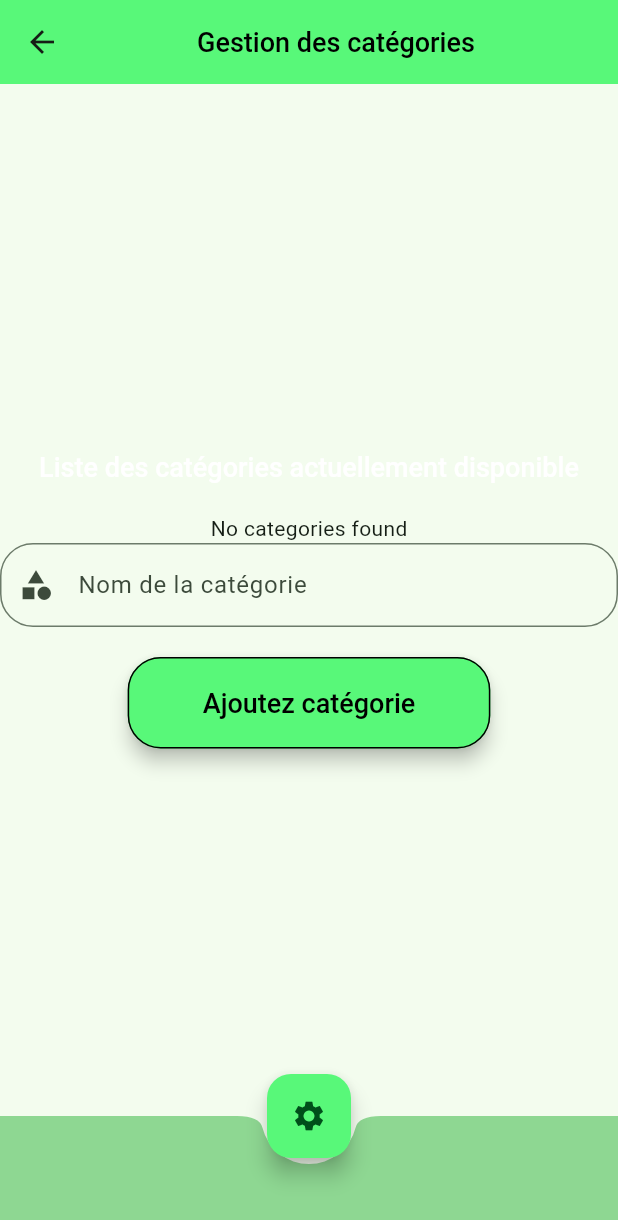
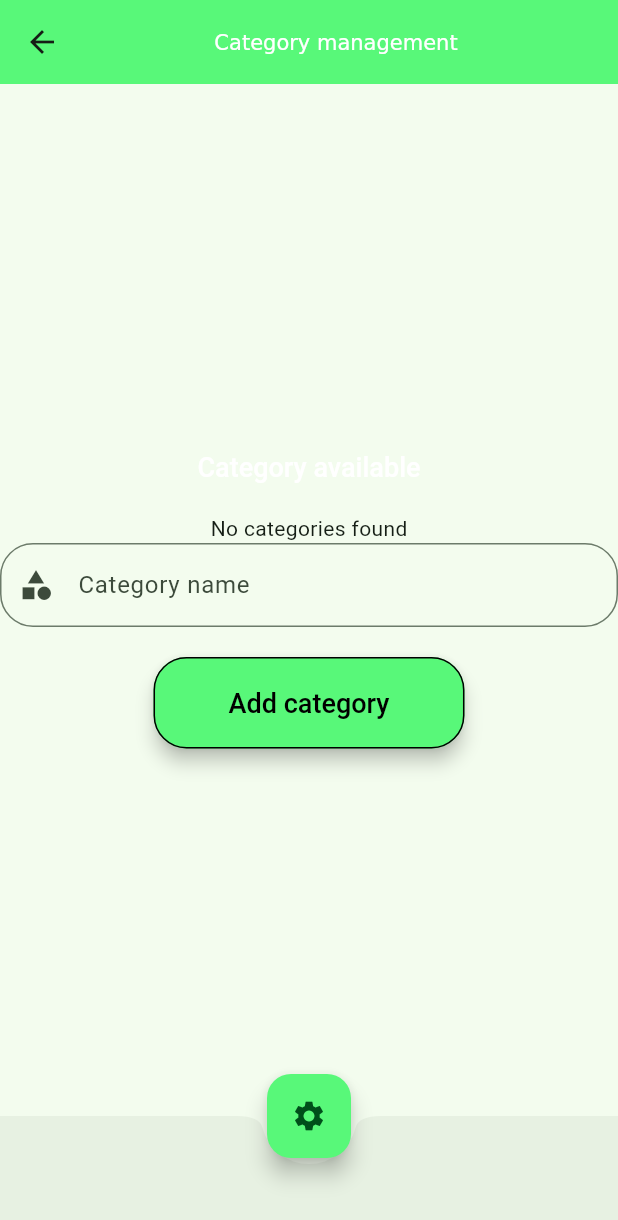
Before and after one commit to DenisBeauget/twins, a Flutter app: the ManageEstablishments screen opened directly, after a tap on the "settings" icon, after a tap on "Ajoutez des catégories", on a phone screen of 412 x 824 dp. Shown: the top 1220 px of the screen. Run offline on Flutter 3.47's test engine with Material 3 defaults, Android fonts, the phone set to English and light mode, and no system bars; our stand-ins replace bloc, carousel_slider, cloud_firestore, equatable, firebase_auth, firebase_core and 2 more; missing offline and left inert: haptic_feedback; accounts and stored records are empty; generated files the repository leaves out were written again; Roboto replaces fonts that are missing (Poppins).

Commit message:
feat: add some traduction

```diff
--- a/lib/l10n/app_en.arb
+++ b/lib/l10n/app_en.arb
@@ -29,5 +29,17 @@
   "password_not_match": "Passwords do not match",
   "email_not_valid": "Email is not valid",
   "no_establishment_found" : "No establishment found",
-  "explore" : "Explore"
+  "explore" : "Explore",
+  "manage_category" : "Category management",
+  "category_available" : "Category available",
+  "category_name" : "Category name",
+  "add_category" : "Add category",
+  "category_added" : "Category added",
+  "category_already_exist" : "Category already exist",
+  "manage_establishment": "Manage establishments",
+  "establishment_name": "Establishment name",
+  "highlighted" : "Highlight",
+  "add_establishment" : "Add establishment",
+  "establishment_added": "Establishment added",
+  "establishment_already_exist" : "Establishment already exist"
 }
--- a/lib/l10n/app_fr.arb
+++ b/lib/l10n/app_fr.arb
@@ -29,5 +29,17 @@
   "password_not_match": "Les mots de passe ne correspondent pas",
   "email_not_valid": "L'adresse email n'est pas valide",
   "no_establishment_found" : "Aucun établissement trouvé",
-  "explore" : "Parcourir"
+  "explore" : "Parcourir",
+  "manage_category" : "Gestion des catégories",
+  "category_available" : "Liste des catégories actuellement disponible",
+  "category_name" : "Nom de la catégorie",
+  "add_category" : "Ajoutez catégorie",
+  "category_added" : "Catégorie ajouté",
+  "category_already_exist" : "La catégorie existe déjà",
+  "manage_establishment": "Gestion des établissements",
+  "establishment_name": "Nom de l'établissement",
+  "highlighted" : "Mise en avant",
+  "add_establishment" : "Ajoutez établissement",
+  "establishment_added": "Establishment ajouté",
+  "establishment_already_exist" : "L'établissement existe déjà"
 }
--- a/lib/screen/admin_screen.dart
+++ b/lib/screen/admin_screen.dart
@@ -14,7 +14,6 @@ class AdminScreen extends StatelessWidget {
     final name = Provider.of<AuthController>(context).firstName;
 
     return Scaffold(
-      backgroundColor: darkColorScheme.secondary,
       appBar: AppBar(
         backgroundColor: lightColorScheme.primaryContainer,
         title: Row(
@@ -41,7 +40,7 @@ class AdminScreen extends StatelessWidget {
                   style: TextStyle(
                       fontSize: 18.0,
                       fontWeight: FontWeight.w500,
-                      color: Colors.black),
+                      color: Colors.white),
                   text:
                       "A partir de cette zone tu pourras ajouter ou consulter différents éléments directement dans l'application"),
             ),
@@ -82,7 +81,6 @@ class AdminScreen extends StatelessWidget {
             const SizedBox(height: 50)
           ])),
       bottomNavigationBar: BottomAppBar(
-        color: darkColorScheme.secondary,
         shape: const CircularNotchedRectangle(),
         child: Container(
           height: 50,
--- a/lib/screen/manage_category.dart
+++ b/lib/screen/manage_category.dart
@@ -6,6 +6,8 @@ import 'package:twins_front/services/category_service.dart';
 import 'package:twins_front/style/style_schema.dart';
 import 'package:twins_front/utils/toaster.dart';
 import 'package:twins_front/utils/validador.dart';
+
+import 'package:flutter_gen/gen_l10n/app_localizations.dart';
 
 class ManageCategory extends StatefulWidget {
   const ManageCategory({super.key});
@@ -37,12 +39,8 @@ class _ManageCategory extends State<ManageCategory> {
           mainAxisAlignment: MainAxisAlignment.center,
           children: [
             RichText(
-                text: const TextSpan(
-                    style: TextStyle(
-                        fontSize: 18.0,
-                        fontWeight: FontWeight.w500,
-                        color: Colors.black),
-                    text: "Gestion des catégories")),
+                text: TextSpan(
+                    text: AppLocalizations.of(context)!.manage_category)),
             const SizedBox(width: 20),
           ],
         ),
@@ -52,10 +50,12 @@ class _ManageCategory extends State<ManageCategory> {
           mainAxisAlignment: MainAxisAlignment.center,
           children: [
             RichText(
-                text: const TextSpan(
-                    style:
-                        TextStyle(fontSize: 18.0, fontWeight: FontWeight.w500),
-                    text: "Liste des catégories actuellement disponible")),
+                text: TextSpan(
+                    style: const TextStyle(
+                        fontSize: 18.0,
+                        fontWeight: FontWeight.w500,
+                        color: Colors.white),
+                    text: AppLocalizations.of(context)!.category_available)),
             const SizedBox(height: 20),
             FutureBuilder<List<Category>>(
               future: futureCategories,
@@ -68,7 +68,7 @@ class _ManageCategory extends State<ManageCategory> {
                   return const Text('No categories found');
                 } else {
                   return DropdownButton<Category>(
-                    dropdownColor: darkColorScheme.secondary,
+                    dropdownColor: darkColorScheme.primaryContainer,
                     value: dropdownValue,
                     icon: const Icon(Icons.keyboard_arrow_down),
                     items: snapshot.data!
@@ -77,7 +77,7 @@ class _ManageCategory extends State<ManageCategory> {
                         value: value,
                         child: Text(
                           value.name,
-                          style: const TextStyle(color: Colors.black),
+                          style: const TextStyle(color: Colors.white),
                         ),
                       );
                     }).toList(),
@@ -104,8 +104,9 @@ class _ManageCategory extends State<ManageCategory> {
                         }
                         return null;
                       },
-                      decoration:
-                          inputStyle('Nom de la catégorie', Icons.category),
+                      decoration: inputStyle(
+                          AppLocalizations.of(context)!.category_name,
+                          Icons.category),
                     ),
                     const SizedBox(height: 20),
                     ElevatedButton(
@@ -115,14 +116,14 @@ class _ManageCategory extends State<ManageCategory> {
                             processAddCategory(context, _nameController.text);
                           }
                         },
-                        child: const Text("Ajoutez catégorie")),
+                        child:
+                            Text(AppLocalizations.of(context)!.add_category)),
                   ],
                 ))
           ],
         ),
       ),
       bottomNavigationBar: BottomAppBar(
-        color: darkColorScheme.secondary,
         shape: const CircularNotchedRectangle(),
         child: Container(
           height: 50,
@@ -133,7 +134,6 @@ class _ManageCategory extends State<ManageCategory> {
           Navigator.pushReplacement(context,
               MaterialPageRoute(builder: (context) => const AdminScreen()))
         },
-        tooltip: "Retour à l'administration",
         child: const Icon(Icons.settings),
       ),
       floatingActionButtonLocation: FloatingActionButtonLocation.centerDocked,
@@ -143,9 +143,11 @@ class _ManageCategory extends State<ManageCategory> {
   void processAddCategory(BuildContext context, String name) async {
     if (await CategoryService().addCategory(name)) {
       loadCategories();
-      return Toaster.showSuccessToast(context, "Catégorie ajouté");
+      return Toaster.showSuccessToast(
+          context, AppLocalizations.of(context)!.category_added);
     }
-    return Toaster.showFailedToast(context, "La catégorie existe déjà");
+    return Toaster.showFailedToast(
+        context, AppLocalizations.of(context)!.category_already_exist);
   }
 
   void loadCategories() {
--- a/lib/screen/manage_establishments.dart
+++ b/lib/screen/manage_establishments.dart
@@ -59,9 +59,10 @@ class _ManageEstablishments extends State<ManageEstablishments> {
 
     Widget returnEstablishments(List establishmentList, BuildContext context) {
       if (establishmentList.isEmpty) {
-        return const Center(
-            child: Text("Pas d'établissements trouvés",
-                style: TextStyle(fontSize: 20, fontWeight: FontWeight.bold)));
+        return Center(
+            child: Text(AppLocalizations.of(context)!.no_establishment_found,
+                style: const TextStyle(
+                    fontSize: 20, fontWeight: FontWeight.bold)));
       } else {
         return ListView.builder(
             scrollDirection: Axis.horizontal,
@@ -86,17 +87,14 @@ class _ManageEstablishments extends State<ManageEstablishments> {
 
     return Scaffold(
       appBar: AppBar(
-        backgroundColor: lightColorScheme.secondary,
         title: Row(
           mainAxisAlignment: MainAxisAlignment.center,
           children: [
             RichText(
-                text: const TextSpan(
-                    style: TextStyle(
-                        fontSize: 18.0,
-                        fontWeight: FontWeight.w500,
-                        color: Colors.black),
-                    text: "Gestion des établissements")),
+                text: TextSpan(
+                    style: const TextStyle(
+                        fontSize: 18.0, fontWeight: FontWeight.w500),
+                    text: AppLocalizations.of(context)!.manage_establishment)),
             const SizedBox(width: 20),
           ],
         ),
@@ -184,8 +182,9 @@ class _ManageEstablishments extends State<ManageEstablishments> {
                           }
                           return null;
                         },
-                        decoration:
-                            inputStyle("Nom de l'établissement", Icons.house),
+                        decoration: inputStyle(
+                            AppLocalizations.of(context)!.establishment_name,
+                            Icons.house),
                       ),
                       const SizedBox(height: 20),
                       FutureBuilder<List<Category>>(
@@ -211,7 +210,7 @@ class _ManageEstablishments extends State<ManageEstablishments> {
                                   value: value,
                                   child: Text(
                                     value.name,
-                                    style: const TextStyle(color: Colors.black),
+                                    style: const TextStyle(color: Colors.white),
                                   ),
                                 );
                               }).toList(),
@@ -229,12 +228,13 @@ class _ManageEstablishments extends State<ManageEstablishments> {
                         mainAxisAlignment: MainAxisAlignment.center,
                         children: [
                           RichText(
-                              text: const TextSpan(
-                                  style: TextStyle(
+                              text: TextSpan(
+                                  style: const TextStyle(
                                       fontSize: 18.0,
                                       fontWeight: FontWeight.w500,
-                                      color: Colors.black),
-                                  text: "Mise en avant")),
+                                      color: Colors.white),
+                                  text: AppLocalizations.of(context)!
+                                      .highlighted)),
                           Checkbox(
                               value: isChecked,
                               onChanged: (bool? value) {
@@ -257,7 +257,8 @@ class _ManageEstablishments extends State<ManageEstablishments> {
                               reloadEstablishments(context, true);
                             }
                           },
-                          child: const Text("Ajoutez établissement")),
+                          child: Text(
+                              AppLocalizations.of(context)!.add_establishment)),
                     ],
                   ))
             ],
@@ -265,7 +266,6 @@ class _ManageEstablishments extends State<ManageEstablishments> {
         ),
       ),
       bottomNavigationBar: BottomAppBar(
-        color: darkColorScheme.secondary,
         shape: const CircularNotchedRectangle(),
         child: Container(
           height: 50,
@@ -276,7 +276,6 @@ class _ManageEstablishments extends State<ManageEstablishments> {
           Navigator.pushReplacement(context,
               MaterialPageRoute(builder: (context) => const AdminScreen()))
         },
-        tooltip: "Retour à l'administration",
         child: const Icon(Icons.settings),
       ),
       floatingActionButtonLocation: FloatingActionButtonLocation.centerDocked,
@@ -287,9 +286,11 @@ class _ManageEstablishments extends State<ManageEstablishments> {
       String categoryName, String name, bool isHighlight) async {
     if (await EstablishmentService()
         .addEstablishment(categoryName, name, isHighlight)) {
-      Toaster.showSuccessToast(context, "Etablissement ajouté");
+      Toaster.showSuccessToast(
+          context, AppLocalizations.of(context)!.establishment_added);
     } else {
-      Toaster.showFailedToast(context, "L'établissement existe déjà");
+      Toaster.showFailedToast(
+          context, AppLocalizations.of(context)!.establishment_already_exist);
     }
   }
 
```
